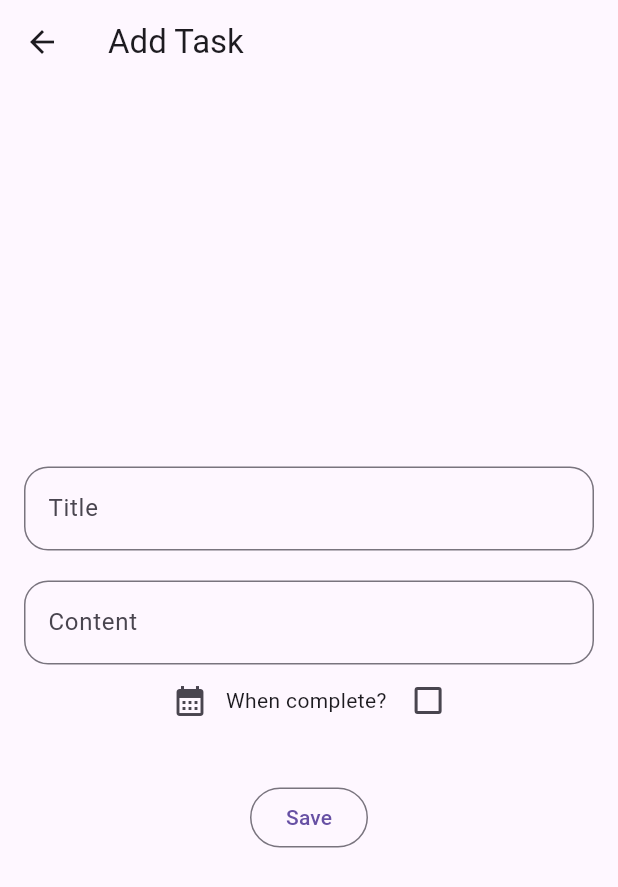
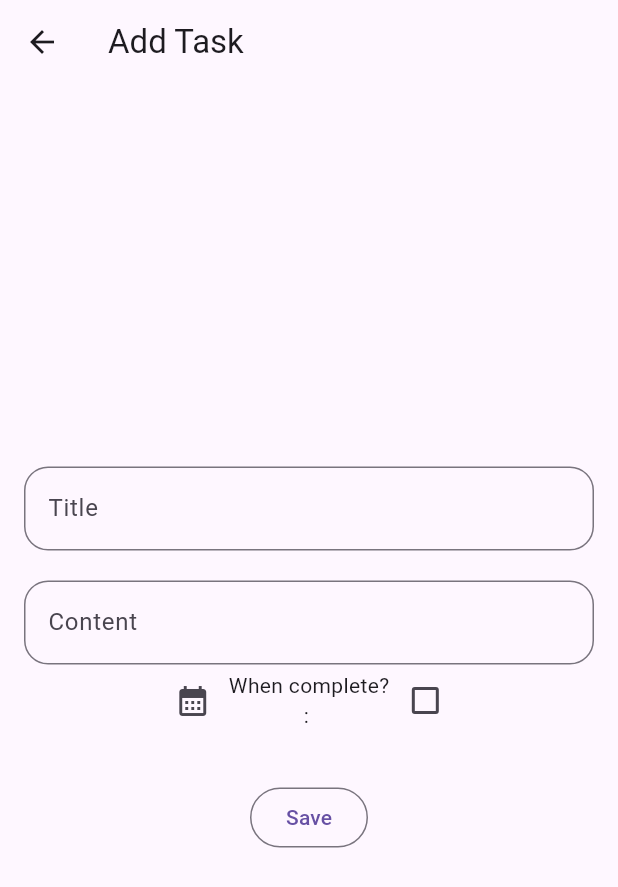
Before and after one commit to techwithkaushik/tasks, a Flutter app: the screen it shows once a user with an empty profile is signed in, after a tap on the "add" icon, on a phone screen of 412 x 824 dp. Shown: the top 887 px of the screen. Run offline on Flutter 3.47's test engine with Material 3 defaults, Android fonts, the phone set to English and light mode, and no system bars; our stand-ins replace cloud_firestore, firebase_auth, firebase_core, get; accounts and stored records are empty.

Commit message:
fix snackbar not show in release mode, change status text ,icon color and position and etc.

```diff
--- a/lib/main.dart
+++ b/lib/main.dart
@@ -1,18 +1,14 @@
-import 'package:cloud_firestore/cloud_firestore.dart';
 import 'package:firebase_core/firebase_core.dart';
 import 'package:flutter/material.dart';
 import 'package:tasks/controllers/auth_controller.dart';
 import 'package:tasks/routes/route_names.dart';
 import 'firebase_options.dart';
 import 'package:get/get.dart';
+import 'package:tasks/services/app_keys.dart';
 
-Future<void> main() async {
+void main() async {
   WidgetsFlutterBinding.ensureInitialized();
   await Firebase.initializeApp(options: DefaultFirebaseOptions.currentPlatform);
-  FirebaseFirestore.instance.settings = const Settings(
-    persistenceEnabled: true,
-    cacheSizeBytes: Settings.CACHE_SIZE_UNLIMITED,
-  );
   Get.put(AuthController());
   runApp(const MyApp());
 }
@@ -23,8 +19,14 @@ class MyApp extends StatelessWidget {
   @override
   Widget build(BuildContext context) {
     return GetMaterialApp(
+      debugShowCheckedModeBanner: false,
+      theme: ThemeData(primaryColor: Colors.blue),
+      themeMode: ThemeMode.system,
+      darkTheme: ThemeData.dark(),
       title: 'Tasks',
-      theme: ThemeData(useMaterial3: true),
+      // Attach global scaffold messenger key so SnackBars can be shown
+      // from anywhere (controllers/services) and be visible in release mode.
+      scaffoldMessengerKey: rootScaffoldMessengerKey,
       initialRoute: RouteNames.getInitial(),
       getPages: RouteNames.routes,
     );
--- a/lib/pages/login_page.dart
+++ b/lib/pages/login_page.dart
@@ -8,14 +8,14 @@ class LoginPage extends StatelessWidget {
 
   @override
   Widget build(BuildContext context) {
-    return Obx(
-      () => Scaffold(
+    return Scaffold(
       body: Padding(
         padding: const EdgeInsets.all(16),
-          child: Center(
+        child: SingleChildScrollView(
           child: Column(
             mainAxisAlignment: MainAxisAlignment.center,
             children: [
+              SizedBox(height: 150),
               Text(
                 loginController.isLogin
                     ? "Welcome back to Tasks"
@@ -24,7 +24,9 @@ class LoginPage extends StatelessWidget {
               ),
 
               SizedBox(height: 40),
-                TextFormField(
+              Obx(
+                () => TextFormField(
+                  textInputAction: TextInputAction.next,
                   controller: loginController.emailController,
                   decoration: InputDecoration(
                     border: OutlineInputBorder(
@@ -36,8 +38,10 @@ class LoginPage extends StatelessWidget {
                   ),
                   onChanged: (value) => loginController.checkEmailField(),
                 ),
+              ),
               SizedBox(height: 10),
-                TextFormField(
+              Obx(
+                () => TextFormField(
                   obscureText: !loginController.showPassword,
                   controller: loginController.passwordController,
                   decoration: InputDecoration(
@@ -58,8 +62,10 @@ class LoginPage extends StatelessWidget {
                   ),
                   onChanged: (value) => loginController.checkPasswordField(),
                 ),
+              ),
               SizedBox(height: 20),
-                !loginController.isLogin
+              Obx(
+                () => !loginController.isLogin
                     ? Row(
                         mainAxisAlignment: MainAxisAlignment.center,
                         children: [
@@ -73,7 +79,9 @@ class LoginPage extends StatelessWidget {
                         ],
                       )
                     : SizedBox(height: 0),
-                OutlinedButton(
+              ),
+              Obx(
+                () => OutlinedButton(
                   onPressed: () {
                     loginController.isLogin
                         ? loginController.login()
@@ -87,7 +95,9 @@ class LoginPage extends StatelessWidget {
                         )
                       : Text(loginController.isLogin ? "Login" : "SignUp"),
                 ),
-                Row(
+              ),
+              Obx(
+                () => Row(
                   mainAxisAlignment: MainAxisAlignment.center,
                   children: [
                     Text(
@@ -103,8 +113,8 @@ class LoginPage extends StatelessWidget {
                     ),
                   ],
                 ),
+              ),
             ],
-            ),
           ),
         ),
       ),
--- /dev/null
+++ b/lib/services/app_keys.dart
@@ -0,0 +1,8 @@
+import 'package:flutter/material.dart';
+
+/// Global keys used across the app.
+/// Attach the [rootScaffoldMessengerKey] to the top-level App (MaterialApp/GetMaterialApp)
+/// so that snackbars can be shown reliably from controllers/services even when the
+/// current BuildContext isn't available (fixes release-mode snackbar issues).
+final GlobalKey<ScaffoldMessengerState> rootScaffoldMessengerKey =
+    GlobalKey<ScaffoldMessengerState>();
--- /dev/null
+++ b/lib/services/snackbar_service.dart
@@ -0,0 +1,39 @@
+import 'package:flutter/material.dart';
+import 'package:tasks/services/app_keys.dart';
+
+/// Simple Snackbar helper that uses the global [rootScaffoldMessengerKey].
+/// Use this instead of calling UI-specific snack APIs from controllers so
+/// snackbars appear reliably in all build modes (debug/profile/release).
+class SnackbarService {
+  static void show({
+    required String title,
+    required String message,
+    Duration duration = const Duration(seconds: 3),
+    bool isError = false,
+  }) {
+    final messenger = rootScaffoldMessengerKey.currentState;
+    if (messenger == null) return;
+
+    // remove current to avoid stacking many snackbars
+    messenger.hideCurrentSnackBar();
+
+    messenger.showSnackBar(
+      SnackBar(
+        content: Column(
+          mainAxisSize: MainAxisSize.min,
+          crossAxisAlignment: CrossAxisAlignment.start,
+          children: [
+            Text(title, style: const TextStyle(fontWeight: FontWeight.bold)),
+            const SizedBox(height: 4),
+            Text(message),
+          ],
+        ),
+        duration: duration,
+        behavior: SnackBarBehavior.floating,
+        margin: const EdgeInsets.all(12),
+        shape: RoundedRectangleBorder(borderRadius: BorderRadius.circular(8)),
+        backgroundColor: isError ? Colors.redAccent : null,
+      ),
+    );
+  }
+}
```
Also changed, not shown: lib/controllers/add_edit_controller.dart (+47 -48 lines), lib/controllers/auth_controller.dart (+17 -10 lines), lib/controllers/home_controller.dart (+24 -18 lines), lib/pages/add_edit_task.dart (+25 -16 lines), lib/pages/home_page.dart (+93 -40 lines), pubspec.yaml (+6 -6 lines), firebase.json, lib/firebase_options.dart, pubspec.lock, 1 other file. Lines whose indentation alone changed are shown as unchanged.
